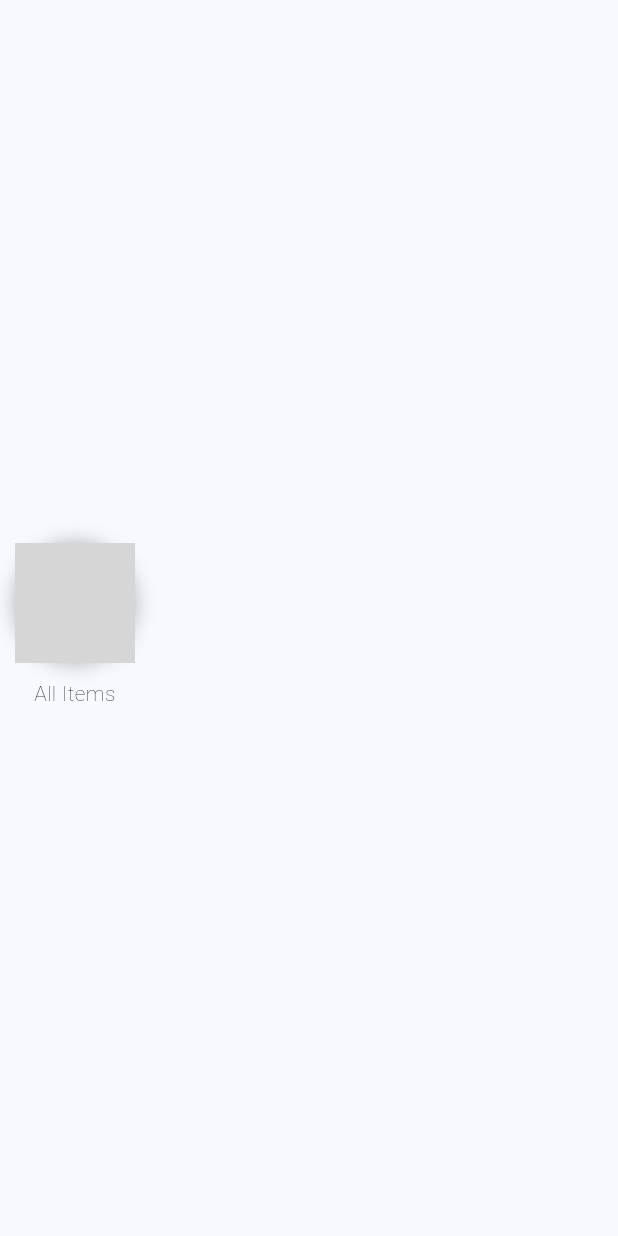
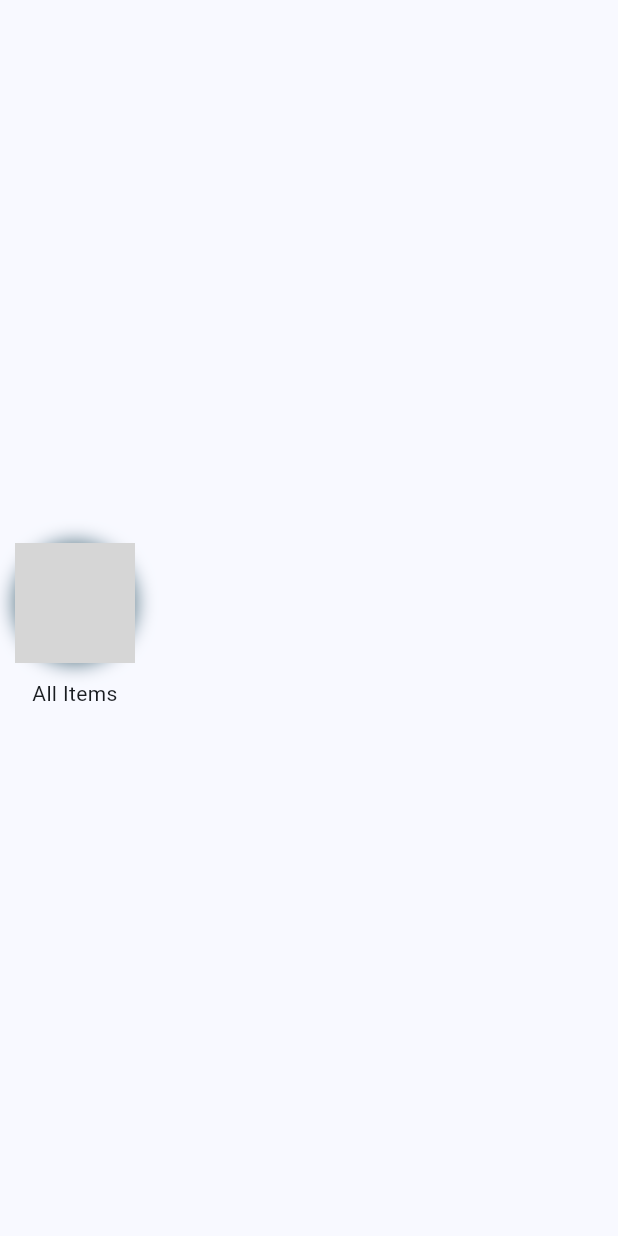
Before and after one commit to suggestied/openwardrobe, a Flutter app: the WarderobeCategory widget shown alone on an empty page, opened directly, on a phone screen of 412 x 824 dp. Run offline on Flutter 3.47's test engine with Material 3 defaults, Android fonts, the phone set to English and light mode, and no system bars; our stand-ins replace connectivity_plus, go_router, hive, hive_flutter, supabase_flutter; missing offline and left inert: supabase_auth_ui; accounts and stored records are empty; network calls fail; grey boxes are pictures that could not be loaded.

Commit message:
Add item name display to wardrobe item page; update category border color and text style

```diff
--- a/lib/ui/screens/wardrobe/item/page.dart
+++ b/lib/ui/screens/wardrobe/item/page.dart
@@ -36,6 +36,8 @@ class WardrobeItemPage extends StatelessWidget {
                 children: [
                   WardrobeItemCard(item: item, size:500),
                   const SizedBox(height: 16),
+                  // Info about the item, the name
+                  Text(item.name, style: Theme.of(context).textTheme.headlineLarge),
                 ],
               );
             } else {
--- a/lib/ui/screens/wardrobe/page.dart
+++ b/lib/ui/screens/wardrobe/page.dart
@@ -74,7 +74,6 @@ class WardrobeScreen extends StatelessWidget {
                     labelText: 'Search',
                     // Icon
                     prefixIcon: Icon(Icons.search),
-                    fillColor: Colors.white,
                     filled: true,
                   ),
                   ),
--- a/lib/ui/widgets/wardrobe/category.dart
+++ b/lib/ui/widgets/wardrobe/category.dart
@@ -29,16 +29,16 @@ class WarderobeCategory extends StatelessWidget {
                   image: image.image,
                   fit: BoxFit.cover,
                 ),
-                border: isSelected ? Border.all(color: Colors.blue, width: 3) : null,
+                border: isSelected ? Border.all(color: Colors.primaries.last, width: 3) : null,
                 boxShadow: isSelected
-                    ? [BoxShadow(color: Colors.black26, blurRadius: 10, spreadRadius: 1)]
+                    ? [BoxShadow(color: Colors.primaries.last, blurRadius: 10, spreadRadius: 1)]
                     : [],
               ),
             ),
             const SizedBox(height: 10),
             Text(
               text,
-              style: const TextStyle(color: Colors.black, fontSize: 14, fontWeight: FontWeight.w100),
+              style: Theme.of(context).textTheme.bodyMedium,
               textAlign: TextAlign.center,
             ),
           ],
```
